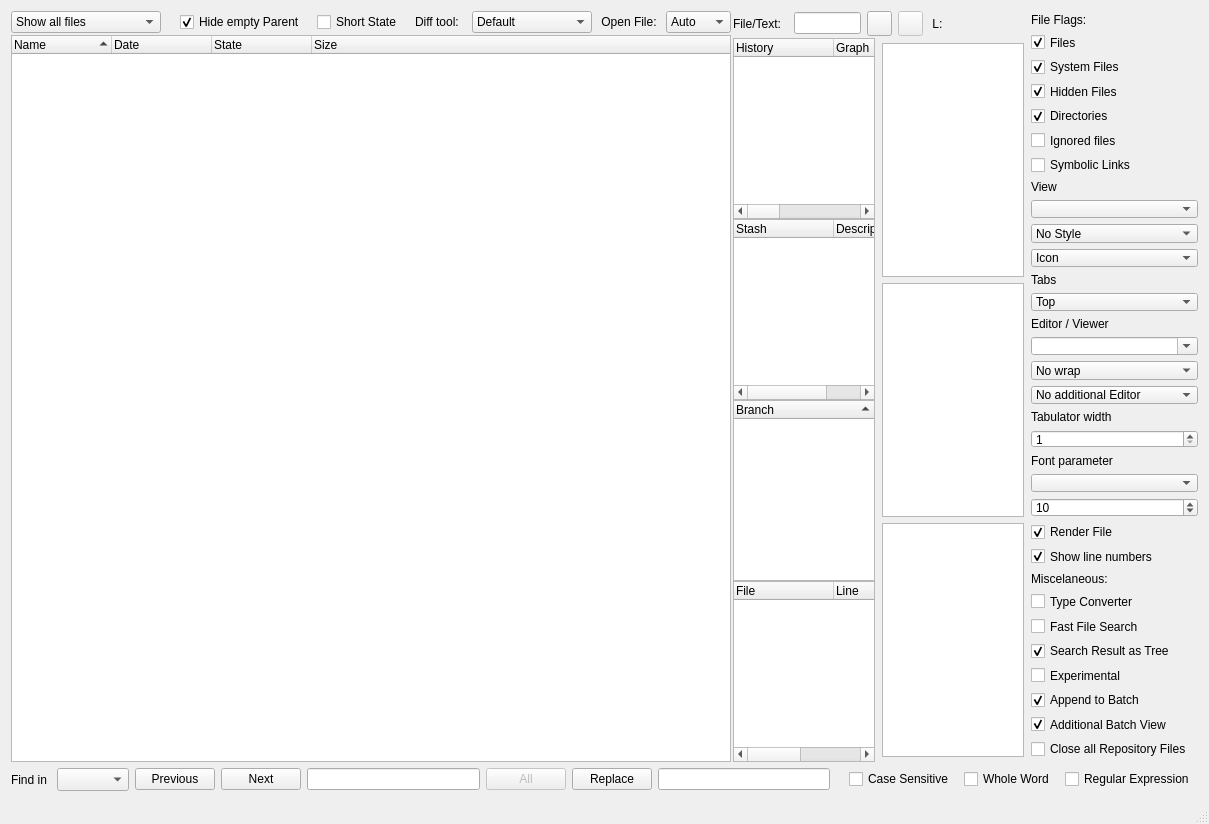
Qt form GitView/source/mainwindow.ui (Rolloke/GUI-Apps) before a commit.
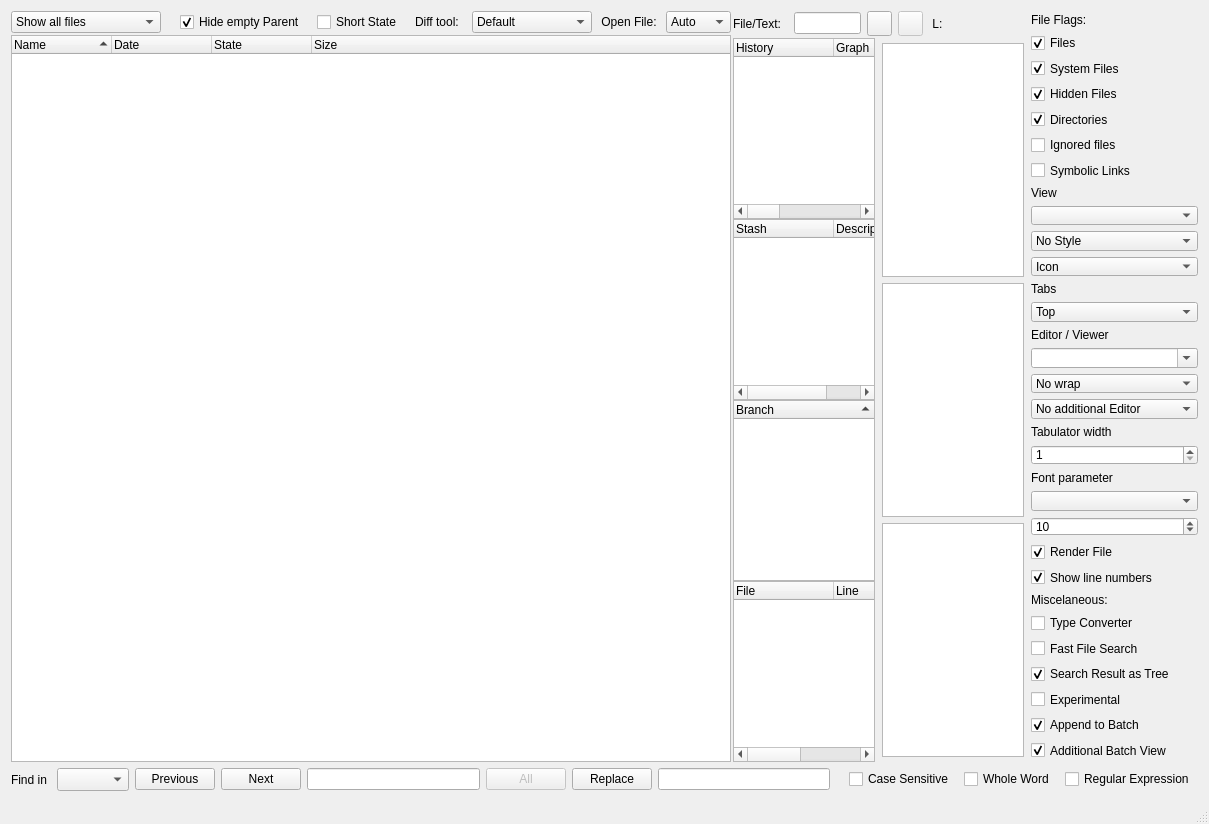
The same form after that commit. Icons and pictures are not drawn. Custom widgets are drawn as their Qt base class.

```diff
--- a/GitView/source/mainwindow.ui
+++ b/GitView/source/mainwindow.ui
@@ -1254,16 +1254,6 @@
           </property>
          </widget>
         </item>
-        <item>
-         <widget class="QCheckBox" name="ckCloseAllFilesOfRepository">
-          <property name="statusTip">
-           <string>If checked, all files of the removed repository are closed</string>
-          </property>
-          <property name="text">
-           <string>Close all Repository Files</string>
-          </property>
-         </widget>
-        </item>
        </layout>
       </item>
      </layout>
```
Left out of the diff: 2 changed lines with no effect on the pictures.
